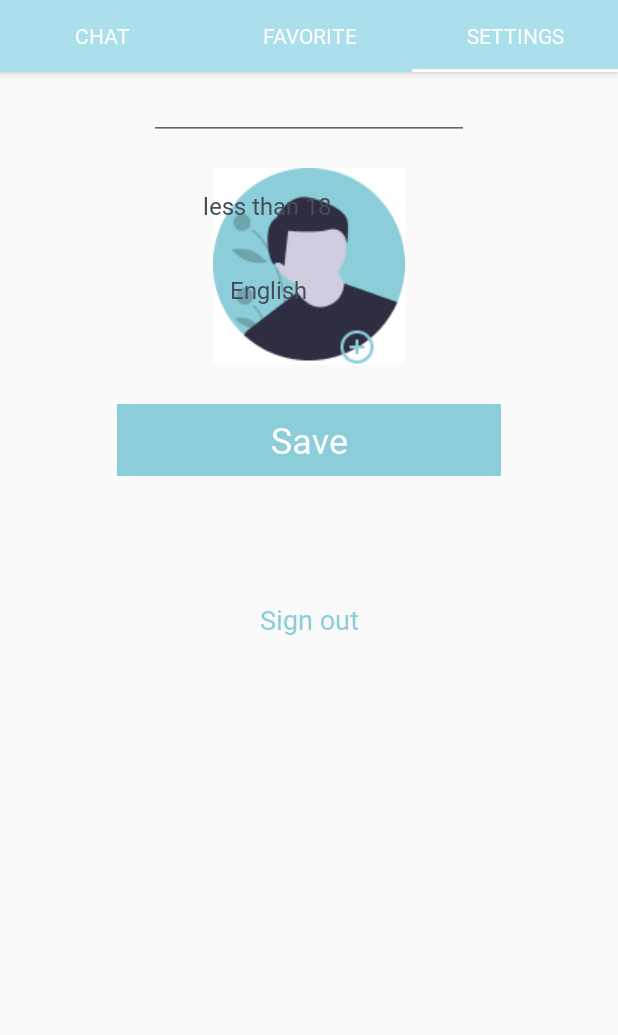
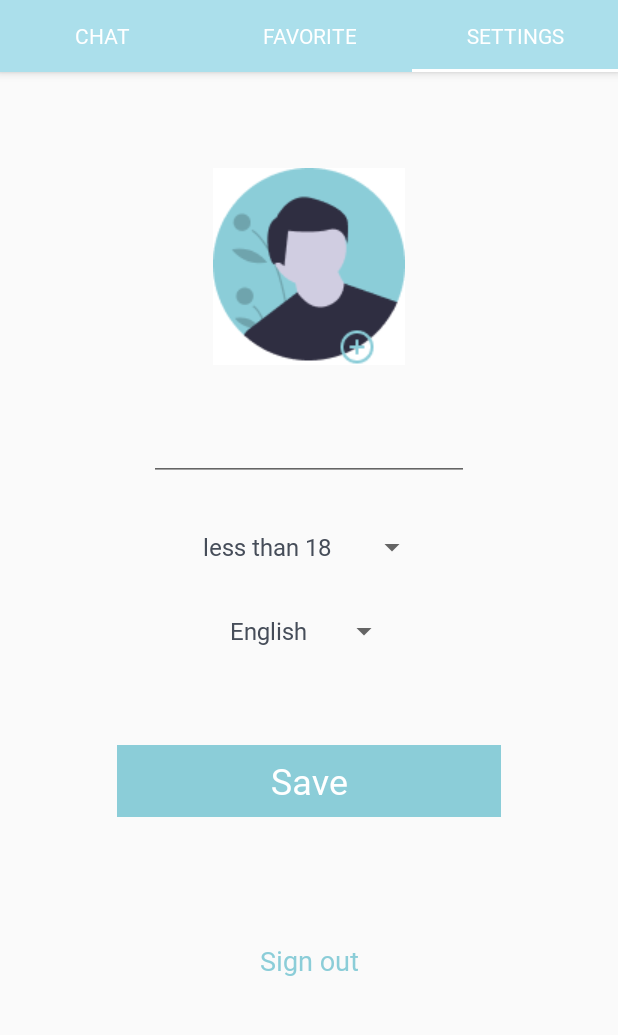
Before and after one commit to HippoChat/hippo_client, an Android app: the MainActivity screen opened directly, with no data from a screen before it, tab 3 chosen, on a phone screen of 412 x 824 dp, the part 84-1119 px from its top. Run offline under Robolectric (Android 15) with nearby library versions, the phone set to English and light mode, and no system bars; our stand-ins replace Room's generated code.

Commit message:
fix: color accent, registration code field, settings fragment layout

```diff
--- a/app/src/main/res/layout/activity_code_registration.xml
+++ b/app/src/main/res/layout/activity_code_registration.xml
@@ -33,6 +33,8 @@
         android:layout_height="wrap_content"
         android:layout_marginTop="@dimen/dp_48"
         android:ems="4"
+        android:textAlignment="center"
+        android:maxLength="4"
         android:inputType="number"
         android:textSize="24sp"
         app:layout_constraintEnd_toEndOf="parent"
--- a/app/src/main/res/layout/settings_fragment.xml
+++ b/app/src/main/res/layout/settings_fragment.xml
@@ -17,7 +17,7 @@
             android:orientation="vertical">
 
             <androidx.fragment.app.FragmentContainerView
-                android:id="@+id/btAvatar"
+                android:id="@+id/ibt_avatar"
                 android:name="com.example.hippo.ui.main.AvatarLoadingFragment"
                 android:layout_width="wrap_content"
                 android:layout_height="wrap_content"
--- a/app/src/main/res/values/styles.xml
+++ b/app/src/main/res/values/styles.xml
@@ -5,7 +5,7 @@
         <!-- Customize your theme here. -->
         <item name="colorPrimary">@color/lightBlue</item>
         <item name="colorPrimaryDark">@color/darkBlue</item>
-        <item name="colorAccent">@color/colorAccent</item>
+        <item name="colorAccent">@color/lightBlue</item>
         <item name="android:textColor">@color/dark</item>
         <item name="android:fontFamily">@font/roboto</item>
         <item name="android:itemTextAppearance">@color/white</item>
```
